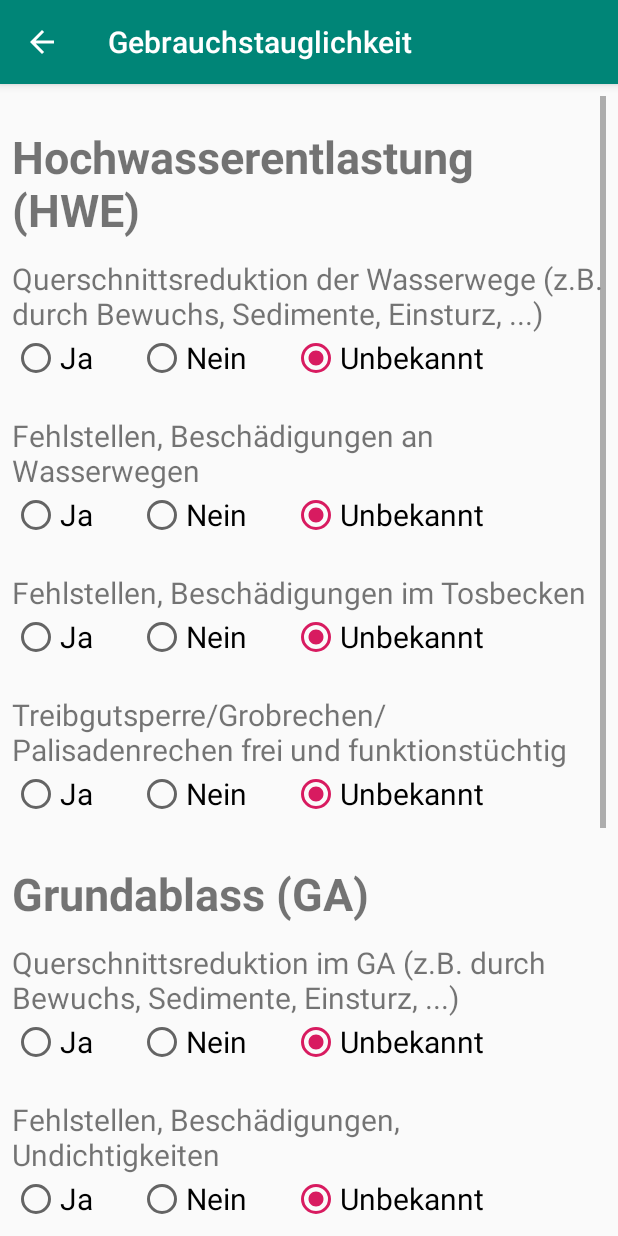
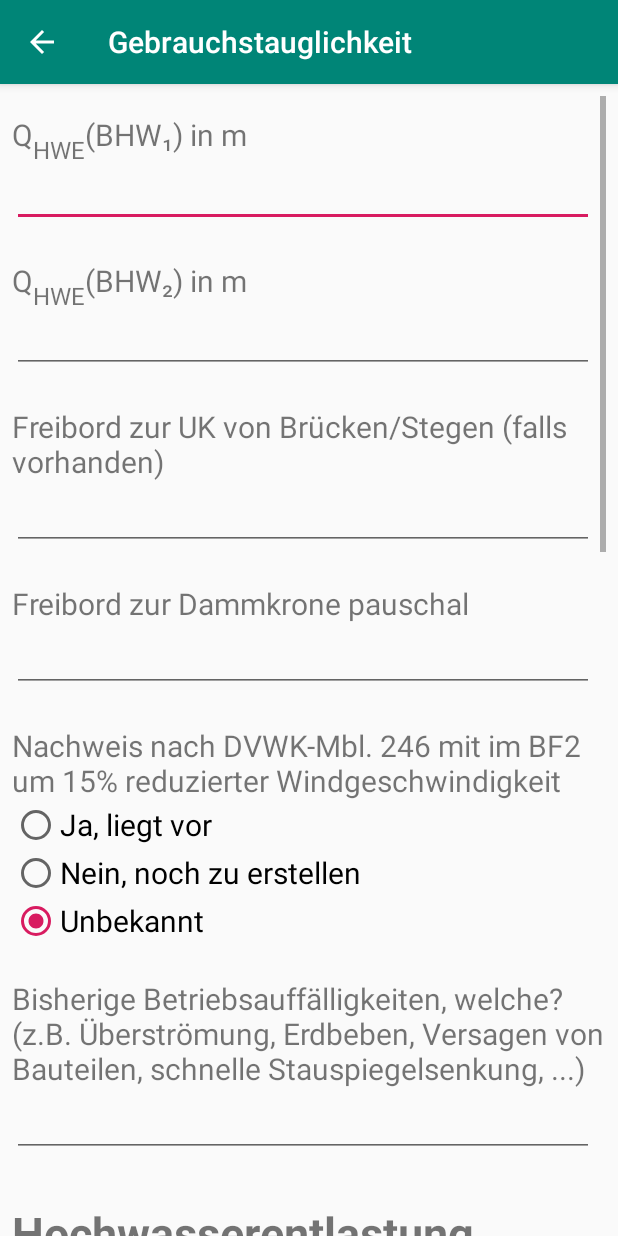
Before and after one commit to Baertig/ZASA, an Android app: the QuestionnaireGebrauchstauglichkeit screen opened directly, with no data from a screen before it, on a phone screen of 412 x 824 dp. Run offline under Robolectric (Android 15) with nearby library versions, the phone set to English and light mode, and no system bars.

Commit message:
+ Fragen Gebrauchstauglichkeit * Zahlenfragen jetzt mit Kommazahlen möglich

```diff
--- a/app/src/main/res/layout/activity_questionnaire_gebrauchstauglichkeit.xml
+++ b/app/src/main/res/layout/activity_questionnaire_gebrauchstauglichkeit.xml
@@ -16,6 +16,98 @@
             android:layout_width="match_parent"
             android:layout_height="match_parent"
             android:orientation="vertical">
+
+            <TextView
+                android:id="@+id/question_qhwe1"
+                style="@style/question_textview"
+                android:layout_height="@dimen/question_lbl_height_with_subscript"
+                android:text="@string/question_qhwe1" />
+
+            <EditText
+                android:id="@+id/answer_qhwe1"
+                style="@style/question_edittext"
+                android:imeOptions="actionNext"
+                android:inputType="numberDecimal" />
+
+            <!-- TODO Anzeige, ob BHQ größer oder kleiner ist als QHWE -->
+
+            <TextView
+                android:id="@+id/question_qhwe2"
+                style="@style/question_textview"
+                android:layout_height="@dimen/question_lbl_height_with_subscript"
+                android:text="@string/question_qhwe2" />
+
+            <EditText
+                android:id="@+id/answer_qhwe2"
+                style="@style/question_edittext"
+                android:imeOptions="actionNext"
+                android:inputType="numberDecimal" />
+
+            <!-- TODO Anzeige, ob BHQ größer oder kleiner ist als QHWE -->
+
+            <TextView
+                android:id="@+id/question_freibord_uk"
+                style="@style/question_textview"
+                android:text="@string/lbl_question_freibord_uk" />
+
+            <EditText
+                android:id="@+id/answer_freibord_uk"
+                style="@style/question_edittext"
+                android:imeOptions="actionNext"
+                android:inputType="numberDecimal" />
+
+            <!-- TODO Anzeige, ob Freiboard zur UK >= 0,50 m eingehalten wird -->
+
+            <TextView
+                android:id="@+id/question_freibord_dammkrone"
+                style="@style/question_textview"
+                android:text="@string/lbl_question_freibord_dammkrone" />
+
+            <EditText
+                android:id="@+id/answer_freibord_dammkrone"
+                style="@style/question_edittext"
+                android:imeOptions="actionDone"
+                android:inputType="numberDecimal" />
+
+            <TextView
+                android:id="@+id/question_nachweis_dvwk"
+                style="@style/question_textview"
+                android:text="@string/lbl_question_nachweis_dvwk" />
+
+            <RadioGroup
+                android:id="@+id/radio_nachweis_dvwk"
+                style="@style/question_radiogroup"
+                android:orientation="vertical"
+                android:checkedButton="@+id/opt_unknown_nachweis_dvwk">
+
+                <RadioButton
+                    android:id="@+id/opt_yes_nachweis_dvwk"
+                    style="@style/question_radiobutton"
+                    android:text="@string/opt_yes_liegt_vor" />
+
+                <RadioButton
+                    android:id="@+id/opt_no_nachweis_dvwk"
+                    style="@style/question_radiobutton"
+                    android:text="@string/opt_no_noch_zu_erstellen" />
+
+                <!--TODO Unbekannt weg?-->
+                <RadioButton
+                    android:id="@+id/opt_unknown_nachweis_dvwk"
+                    style="@style/question_radiobutton"
+                    android:text="@string/opt_unknown" />
+            </RadioGroup>
+
+
+            <TextView
+                android:id="@+id/question_betriebsauffaelligkeiten"
+                style="@style/question_textview"
+                android:text="@string/lbl_question_betriebsauffaelligkeiten" />
+            <!--TODO -->
+
+            <EditText
+                android:id="@+id/answer_betriebsauffaelligkeiten"
+                style="@style/question_edittext" />
+
 
             <TextView
                 android:id="@+id/heading_hochwasserentlastung"
@@ -45,7 +137,7 @@
                 <RadioButton
                     android:id="@+id/opt_unknown_querschnittsreduktion_hwe"
                     style="@style/question_radiobutton"
-                    android:text="@string/opt_unbekannt" />
+                    android:text="@string/opt_unknown" />
             </RadioGroup>
 
             <TextView
@@ -71,7 +163,7 @@
                 <RadioButton
                     android:id="@+id/opt_unknown_beschaedigungen_wasserwege"
                     style="@style/question_radiobutton"
-                    android:text="@string/opt_unbekannt" />
+                    android:text="@string/opt_unknown" />
             </RadioGroup>
 
             <TextView
@@ -97,7 +189,7 @@
                 <RadioButton
                     android:id="@+id/opt_unknown_beschaedigungen_tosbecken_hwe"
                     style="@style/question_radiobutton"
-                    android:text="@string/opt_unbekannt"/>
+                    android:text="@string/opt_unknown"/>
             </RadioGroup>
 
             <TextView
@@ -123,7 +215,7 @@
                 <RadioButton
                     android:id="@+id/opt_unknown_frei_und_funktionstuechtig"
                     style="@style/question_radiobutton"
-                    android:text="@string/opt_unbekannt"/>
+                    android:text="@string/opt_unknown"/>
             </RadioGroup>
 
 
@@ -155,7 +247,7 @@
                 <RadioButton
                     android:id="@+id/opt_unknown_querschnittsreduktion_ga"
                     style="@style/question_radiobutton"
-                    android:text="@string/opt_unbekannt"/>
+                    android:text="@string/opt_unknown"/>
             </RadioGroup>
 
             <TextView
@@ -181,7 +273,7 @@
                 <RadioButton
                     android:id="@+id/opt_unknown_beschaedigungen_ga"
                     style="@style/question_radiobutton"
-                    android:text="@string/opt_unbekannt" />
+                    android:text="@string/opt_unknown" />
             </RadioGroup>
 
             <TextView
@@ -207,7 +299,7 @@
                 <RadioButton
                     android:id="@+id/opt_unknown_beschaedigungen_tosbecken_ga"
                     style="@style/question_radiobutton"
-                    android:text="@string/opt_unbekannt" />
+                    android:text="@string/opt_unknown" />
             </RadioGroup>
 
             <TextView
@@ -233,7 +325,7 @@
                 <RadioButton
                     android:id="@+id/opt_unknown_schwergaengigkeit_verschluss"
                     style="@style/question_radiobutton"
-                    android:text="@string/opt_unbekannt" />
+                    android:text="@string/opt_unknown" />
             </RadioGroup>
 
             <TextView
@@ -264,7 +356,7 @@
                 <RadioButton
                     android:id="@+id/opt_unknown_messeinrichtungen_funktionsfaehig"
                     style="@style/question_radiobutton"
-                    android:text="@string/opt_unbekannt" />
+                    android:text="@string/opt_unknown" />
             </RadioGroup>
 
             <Button
--- a/app/src/main/res/values/dimens.xml
+++ b/app/src/main/res/values/dimens.xml
@@ -11,4 +11,5 @@
     <dimen name="btn_continue_margin_right">8dp</dimen>
     <dimen name="heading_margin_top">20dp</dimen>
     <dimen name="heading_text_size">30sp</dimen>
+    <dimen name="question_lbl_height_with_subscript">30dp</dimen>
 </resources>
--- a/app/src/main/res/values/strings.xml
+++ b/app/src/main/res/values/strings.xml
@@ -63,6 +63,14 @@
     <string name="opt_kleinste_stauanlagen">kleinste Stauanlagen</string>
     <string name="opt_no">Nein</string>
     <string name="opt_sehr_kleine_stauanlagen">sehr kleine Stauanlagen</string>
-    <string name="opt_unbekannt">Unbekannt</string>
+    <string name="opt_unknown">Unbekannt</string>
     <string name="opt_yes">Ja</string>
+    <string name="question_qhwe1">Q<sub><small>HWE</small></sub>(BHW₁) in m</string>
+    <string name="question_qhwe2">Q<sub><small>HWE</small></sub>(BHW₂) in m</string>
+    <string name="lbl_question_freibord_uk">Freibord zur UK von Brücken/Stegen (falls vorhanden)</string>
+    <string name="lbl_question_freibord_dammkrone">Freibord zur Dammkrone pauschal </string>
+    <string name="opt_yes_liegt_vor">Ja, liegt vor</string>
+    <string name="opt_no_noch_zu_erstellen">Nein, noch zu erstellen</string>
+    <string name="lbl_question_nachweis_dvwk">Nachweis nach DVWK-Mbl. 246 mit im BF2 um 15% reduzierter Windgeschwindigkeit</string>
+    <string name="lbl_question_betriebsauffaelligkeiten">Bisherige Betriebsauffälligkeiten, welche? (z.B. Überströmung, Erdbeben, Versagen von Bauteilen, schnelle Stauspiegelsenkung, ...)</string>
 </resources>
```
Also changed, not shown: app/src/main/res/layout/activity_questionnaire_allgemein.xml (+37 -8 lines), app/src/main/res/layout/activity_questionnaire_dauerhaftigkeit.xml (+21 -21 lines).
